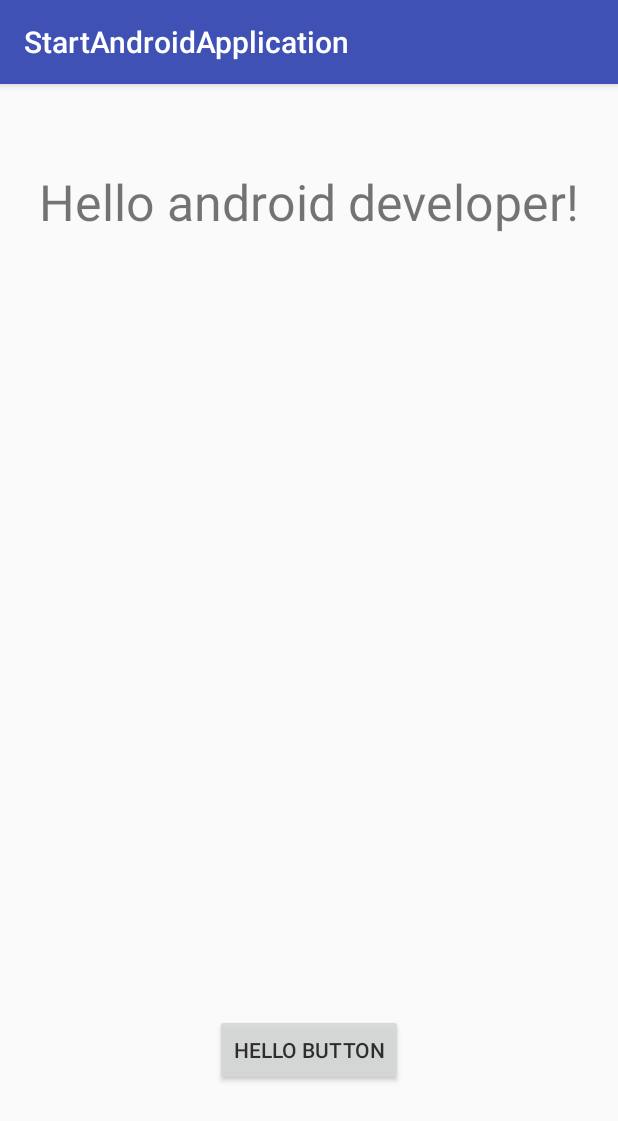
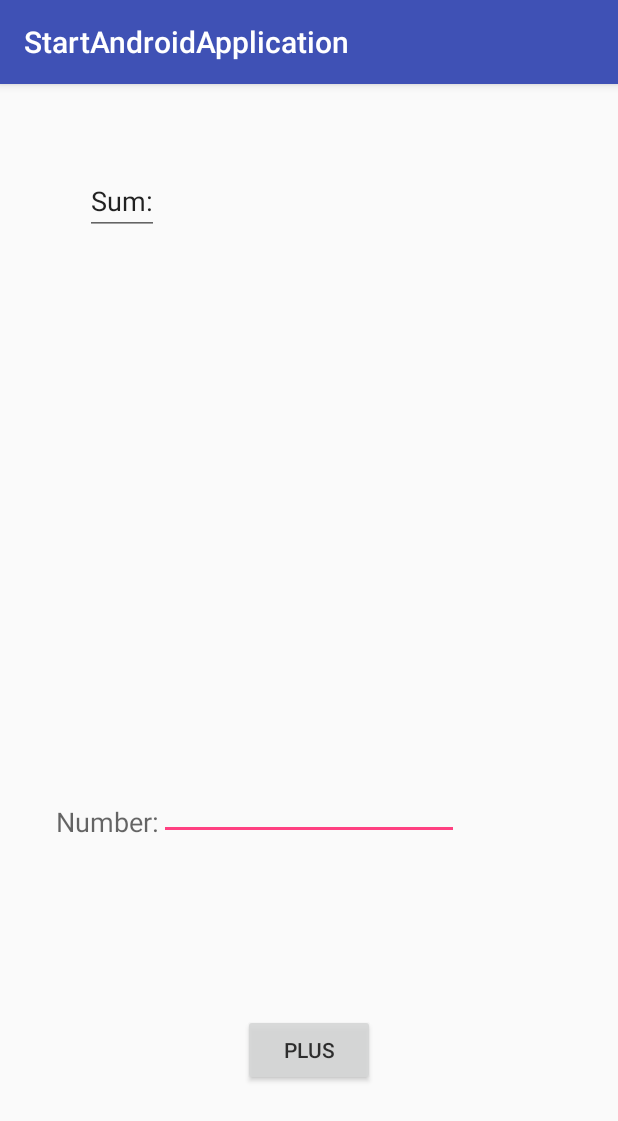
Before and after one commit to darvis994/StartAndroidApplication, an Android app: the screen it shows after launch (MainActivity), on a phone screen of 412 x 824 dp. Shown: the top 1121 px of the screen. Run offline under Robolectric (Android 15) with nearby library versions, the phone set to English and light mode, and no system bars.

Commit message:
Calc - Sum

```diff
--- a/app/src/main/java/darvis/startandroidapplication/MainActivity.java
+++ b/app/src/main/java/darvis/startandroidapplication/MainActivity.java
@@ -4,11 +4,20 @@ import android.support.v7.app.AppCompatActivity;
 import android.os.Bundle;
 import android.view.View;
 import android.widget.Button;
+import android.widget.EditText;
 import android.widget.TextView;
 
 public class MainActivity extends AppCompatActivity {
     TextView textViewHello;
     Button buttonHello;
+    EditText editText;
+
+    static int sum = 0;
+
+    void sum(String number) {
+        int input = Integer.parseInt(number);
+        sum = sum + input;
+    }
 
     @Override
     protected void onCreate(Bundle savedInstanceState) {
@@ -16,12 +25,13 @@ public class MainActivity extends AppCompatActivity {
         setContentView(R.layout.main);
         textViewHello = (TextView) findViewById(R.id.helloTextView);
         buttonHello = (Button) findViewById(R.id.helloButton);
-
+        editText = (EditText) findViewById(R.id.inputTextField);
 
         buttonHello.setOnClickListener(new View.OnClickListener() {
             @Override
             public void onClick(View v) {
-                textViewHello.setText("Hello Genymotion!");
+                sum(editText.getText().toString().trim());
+                textViewHello.setText(String.valueOf(sum));
             }
         });
     }
--- a/app/src/main/res/layout/main.xml
+++ b/app/src/main/res/layout/main.xml
@@ -7,12 +7,14 @@
     android:paddingLeft="@dimen/activity_horizontal_margin"
     android:paddingRight="@dimen/activity_horizontal_margin"
     android:paddingTop="@dimen/activity_vertical_margin"
-    tools:context="darvis.startandroidapplication.MainActivity">
+    tools:context="darvis.startandroidapplication.MainActivity"
+    android:contextClickable="false"
+    android:focusable="true"
+    android:focusableInTouchMode="false">
 
     <TextView
-        android:layout_width="wrap_content"
+        android:layout_width="300px"
         android:layout_height="wrap_content"
-        android:text="Hello android developer!"
         android:id="@+id/helloTextView"
         android:layout_marginTop="40dp"
         android:contextClickable="false"
@@ -22,11 +24,41 @@
     <Button
         android:layout_width="wrap_content"
         android:layout_height="wrap_content"
-        android:text="Hello Button"
+        android:text="Plus"
         android:id="@+id/helloButton"
         android:layout_marginBottom="84dp"
         android:alpha="0.9"
         android:enabled="true"
         android:layout_alignParentBottom="true"
         android:layout_centerHorizontal="true" />
+
+    <EditText
+        android:layout_width="wrap_content"
+        android:layout_height="wrap_content"
+        android:id="@+id/inputTextField"
+        android:layout_above="@+id/helloButton"
+        android:layout_alignStart="@+id/helloTextView"
+        android:layout_marginBottom="116dp"
+        android:layout_alignEnd="@+id/helloTextView"
+        android:layout_alignParentEnd="false"
+        android:textIsSelectable="false"
+        android:editable="true" />
+
+    <EditText
+        android:layout_width="wrap_content"
+        android:layout_height="wrap_content"
+        android:id="@+id/editText"
+        android:text="Sum:"
+        android:layout_alignBottom="@+id/helloTextView"
+        android:layout_toStartOf="@+id/helloTextView" />
+
+    <TextView
+        android:layout_width="wrap_content"
+        android:layout_height="wrap_content"
+        android:textAppearance="?android:attr/textAppearanceMedium"
+        android:text="Number:"
+        android:id="@+id/textView"
+        android:layout_alignBottom="@+id/inputTextField"
+        android:layout_toStartOf="@+id/inputTextField" />
+
 </RelativeLayout>
```
